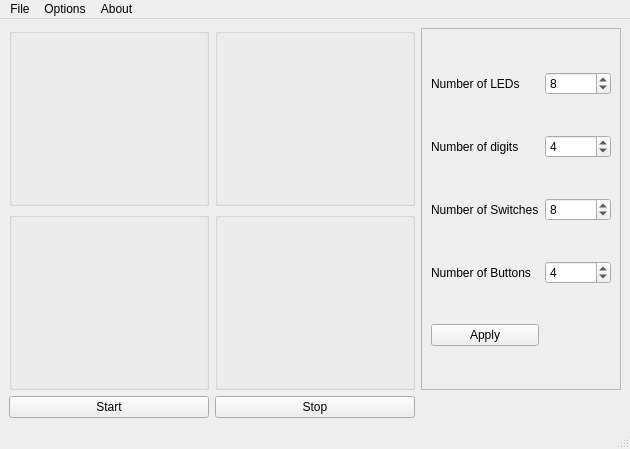
Qt form forms/mainwindow.ui (bugraonal/QtVirtualFPGA) before a commit.
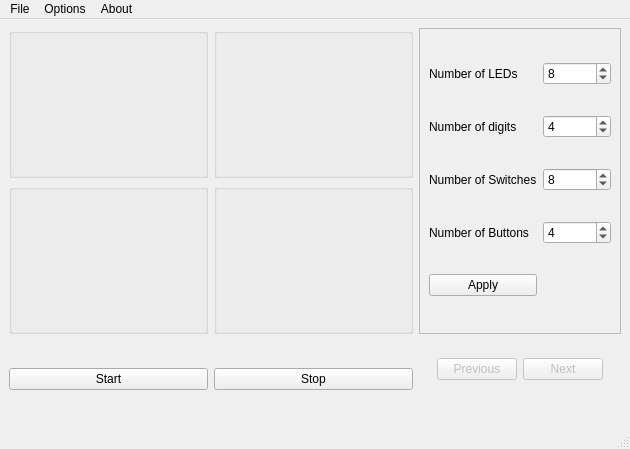
The same form after that commit.

```diff
--- a/forms/mainwindow.ui
+++ b/forms/mainwindow.ui
@@ -153,6 +153,48 @@
       </property>
      </widget>
     </item>
+    <item row="2" column="2">
+     <widget class="QFrame" name="graderControlFrame">
+      <property name="enabled">
+       <bool>false</bool>
+      </property>
+      <layout class="QGridLayout" name="gridLayout_3">
+       <item row="0" column="0">
+        <widget class="QFrame" name="frame">
+         <property name="frameShape">
+          <enum>QFrame::NoFrame</enum>
+         </property>
+         <property name="frameShadow">
+          <enum>QFrame::Plain</enum>
+         </property>
+         <layout class="QHBoxLayout" name="horizontalLayout">
+          <item>
+           <widget class="QPushButton" name="graderPreviousButton">
+            <property name="text">
+             <string>Previous</string>
+            </property>
+           </widget>
+          </item>
+          <item>
+           <widget class="QPushButton" name="graderNextButton">
+            <property name="text">
+             <string>Next</string>
+            </property>
+           </widget>
+          </item>
+         </layout>
+        </widget>
+       </item>
+       <item row="1" column="0">
+        <widget class="QLabel" name="graderStatusLabel">
+         <property name="text">
+          <string/>
+         </property>
+        </widget>
+       </item>
+      </layout>
+     </widget>
+    </item>
    </layout>
   </widget>
   <widget class="QMenuBar" name="menubar">
```
Left out of the diff: 12 changed lines with no effect on the pictures.
